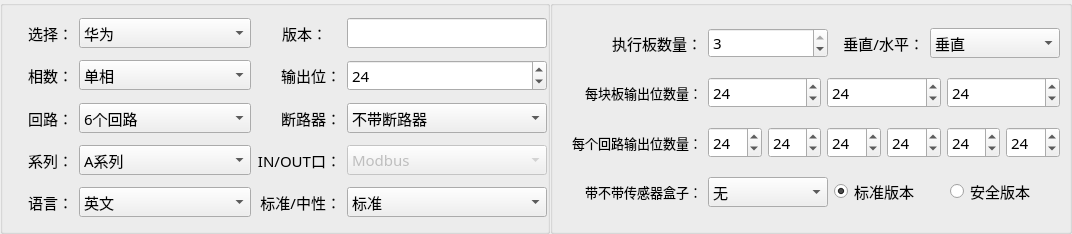
This is PDU-Settings/home/home_mpduparamwid.ui in ChinaClever/PDU-Settings as Qt 5 draws it before an edit. The edited form follows.
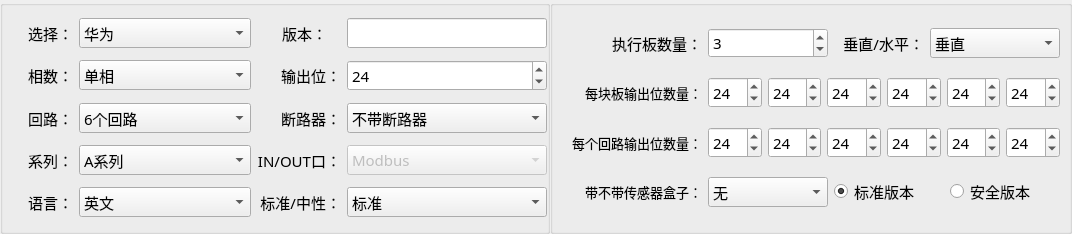
This is the edited form.

Patch:
```diff
--- a/PDU-Settings/home/home_mpduparamwid.ui
+++ b/PDU-Settings/home/home_mpduparamwid.ui
@@ -593,7 +593,7 @@
            <number>0</number>
           </property>
           <property name="maximum">
-           <number>3</number>
+           <number>6</number>
           </property>
           <property name="value">
            <number>3</number>
@@ -737,6 +737,36 @@
           </property>
          </widget>
         </item>
+        <item>
+         <widget class="QSpinBox" name="opSpin_4">
+          <property name="maximum">
+           <number>42</number>
+          </property>
+          <property name="value">
+           <number>24</number>
+          </property>
+         </widget>
+        </item>
+        <item>
+         <widget class="QSpinBox" name="opSpin_5">
+          <property name="maximum">
+           <number>42</number>
+          </property>
+          <property name="value">
+           <number>24</number>
+          </property>
+         </widget>
+        </item>
+        <item>
+         <widget class="QSpinBox" name="opSpin_6">
+          <property name="maximum">
+           <number>42</number>
+          </property>
+          <property name="value">
+           <number>24</number>
+          </property>
+         </widget>
+        </item>
        </layout>
       </item>
       <item row="2" column="0">
```
